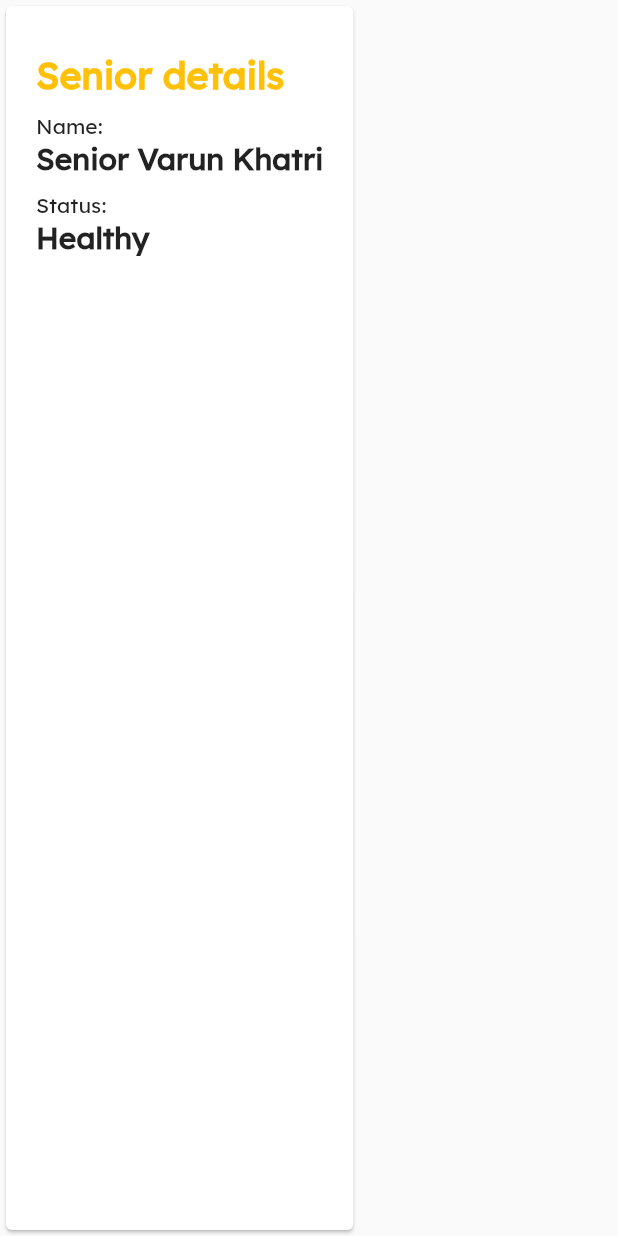
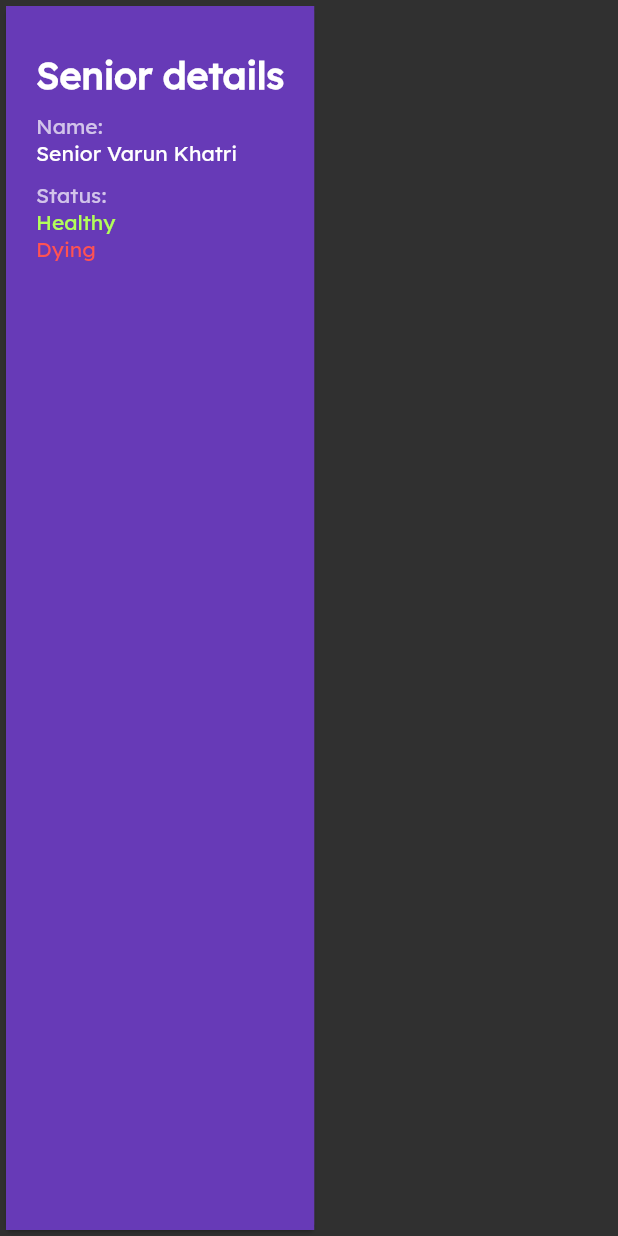
Before and after one commit to nowmozillaclub/eldersconnect-junior, a Flutter app: the SeniorDetails widget shown alone on an empty page, opened directly with empty values, on a phone screen of 412 x 824 dp. Run offline on Flutter 3.47's test engine with Material 2 defaults, Android fonts, the phone set to English and light mode, and no system bars; our stand-ins replace cloud_firestore, firebase_auth, google_sign_in, shared_preferences; missing offline and left inert: flutter_auth_buttons; accounts and stored records are empty.

Commit message:
UI edits (incomplete)

```diff
--- a/lib/main.dart
+++ b/lib/main.dart
@@ -17,7 +17,7 @@ class MyApp extends StatelessWidget {
         theme: ThemeData(
           primaryColor: MyColors.primary,
           accentColor: MyColors.accent,
-          fontFamily: 'LexendDeca',
+          fontFamily: 'LexendDeca',brightness: Brightness.dark,
         ),
         home: FirstPage(),
       ),
--- a/lib/pages/home_page.dart
+++ b/lib/pages/home_page.dart
@@ -1,6 +1,8 @@
 import 'dart:convert';
 
 import 'package:ec_junior/models/user.dart';
+import 'package:ec_junior/utils/colors.dart';
+import 'package:ec_junior/utils/ui_helpers.dart';
 import 'package:ec_junior/widgets/senior_details.dart';
 import 'package:ec_junior/widgets/senior_logs.dart';
 import 'package:flutter/material.dart';
@@ -29,6 +31,7 @@ class MyHomePage extends StatelessWidget {
         '10:00AM': 'Had breakfast',
         '12:00PM': 'Had Lunch'
       },
+
     };
 
     return SafeArea(
@@ -39,6 +42,7 @@ class MyHomePage extends StatelessWidget {
             Text(
               'EldersConnect',
               style: TextStyle(
+                color: isThemeCurrentlyDark(context) ? Colors.white:MyColors.primary,
                 fontWeight: FontWeight.bold,
                 fontSize: 30.0,
               ),
@@ -47,7 +51,9 @@ class MyHomePage extends StatelessWidget {
               height: 10.0,
             ),
             SeniorDetails(
+
               seniorUser: _seniorUser,
+
             ),
             SeniorLogs(
               seniorlogs: seniorLogs,
--- a/lib/widgets/senior_details.dart
+++ b/lib/widgets/senior_details.dart
@@ -1,4 +1,5 @@
 import 'package:ec_junior/models/user.dart';
+import 'package:ec_junior/utils/colors.dart';
 import 'package:flutter/material.dart';
 
 class SeniorDetails extends StatelessWidget {
@@ -10,6 +11,7 @@ class SeniorDetails extends StatelessWidget {
   Widget build(BuildContext context) {
     return Card(
       child: Container(
+        color: MyColors.primary,
         padding: EdgeInsets.all(20.0),
         child: Column(
           crossAxisAlignment: CrossAxisAlignment.start,
@@ -21,26 +23,34 @@ class SeniorDetails extends StatelessWidget {
                 style: TextStyle(
                   fontWeight: FontWeight.bold,
                   fontSize: 25.0,
-                  color: Colors.amber
+                  color: Colors.white
                 ),
               ),
             ),
+
             Text(
               'Name:',
+              style: TextStyle(
+                  color: Colors.white70),
             ),
             Text(
               'Senior Varun Khatri',
-              style: TextStyle(fontWeight: FontWeight.bold, fontSize: 20.0),
-            ),
+              style: TextStyle(color: Colors.white)),
             SizedBox(
               height: 10.0,
             ),
             Text(
-              'Status:'
+              'Status:',
+                style: TextStyle(
+                color: Colors.white70),
             ),
             Text(
               'Healthy',
-              style: TextStyle(fontWeight: FontWeight.bold, fontSize: 20.0),
+              style: TextStyle(color: Colors.lightGreenAccent,),
+            ),
+            Text(
+              'Dying',
+              style: TextStyle(color: Colors.redAccent,),
             )
           ],
         ),
```
Also changed, not shown: lib/widgets/senior_logs.dart (+6 -4 lines).
